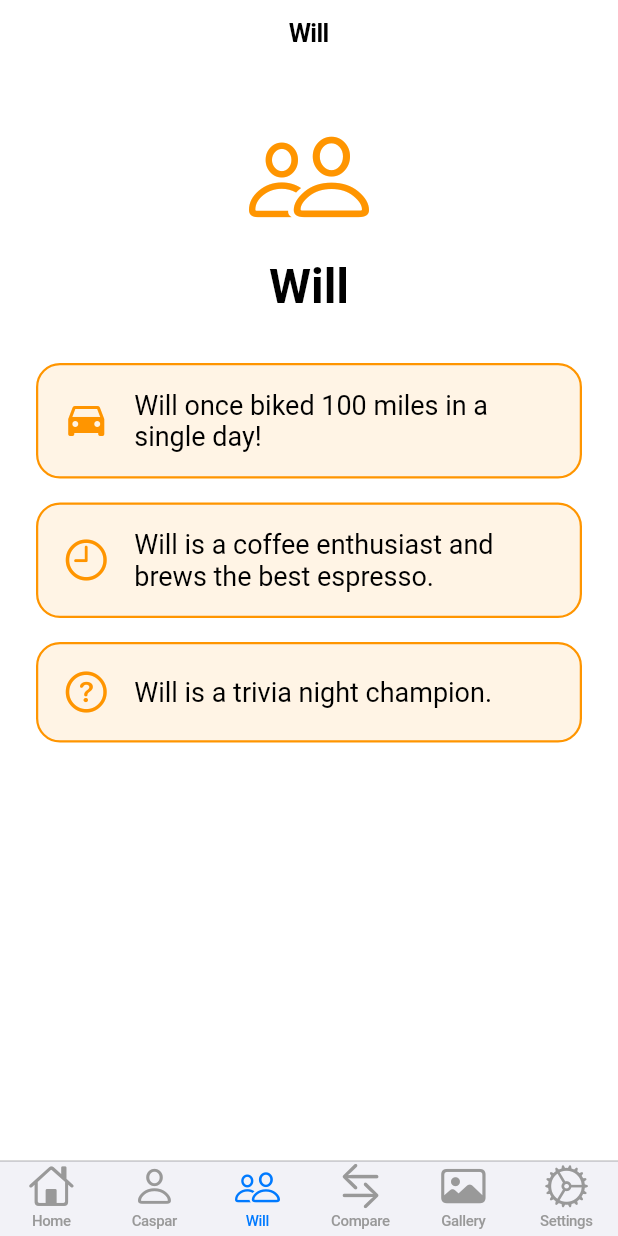
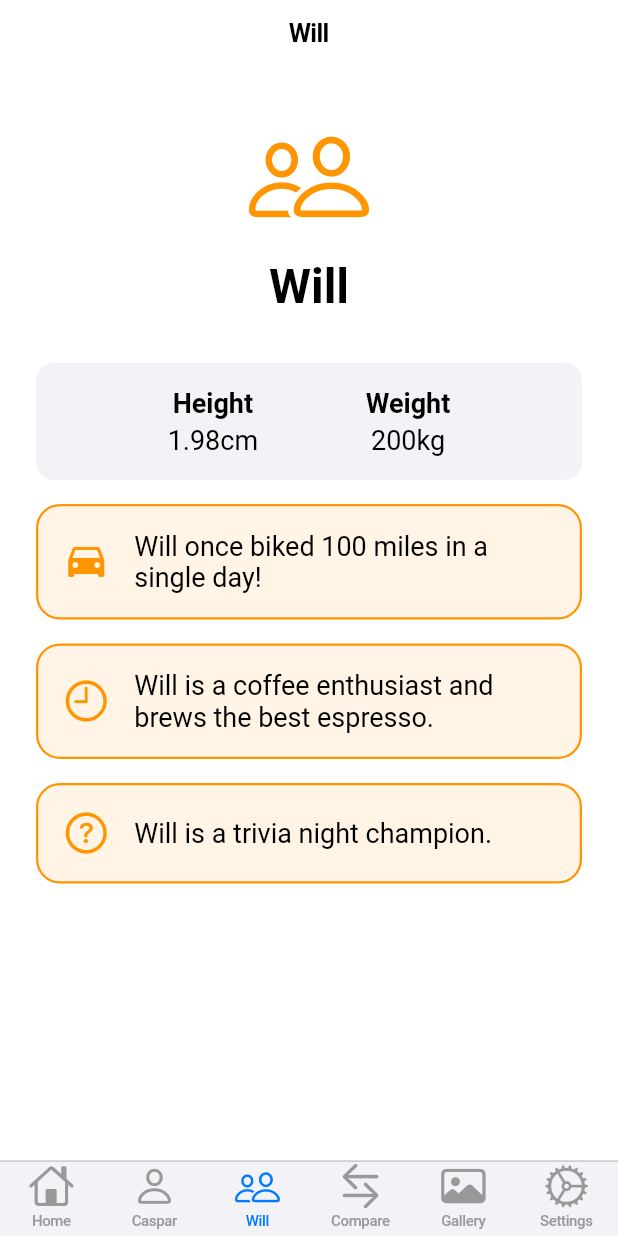
Before and after one commit to Felixburton7/quick_app, a Flutter app: the screen it shows after launch, item 3 of the bottom bar chosen, on a phone screen of 412 x 824 dp. Run offline on Flutter 3.47's test engine with Material 3 defaults, Android fonts, the phone set to English and light mode, and no system bars; our stand-ins replace flutter_card_swiper.

Commit message:
Add WillBioSection widget to will_page.dart with black font

```diff
--- a/quick_app/lib/pages/will_page.dart
+++ b/quick_app/lib/pages/will_page.dart
@@ -24,6 +24,7 @@ class WillPage extends StatelessWidget {
             ),
           ),
           SizedBox(height: 24),
+          WillBioSection(),
           FunFactCard(
             fact: "Will once biked 100 miles in a single day!",
             color: CupertinoColors.activeOrange,
@@ -44,3 +45,44 @@ class WillPage extends StatelessWidget {
     );
   }
 }
+
+class WillBioSection extends StatelessWidget {
+  @override
+  Widget build(BuildContext context) {
+    return Padding(
+      padding: const EdgeInsets.symmetric(horizontal: 24.0, vertical: 8.0),
+      child: Container(
+        decoration: BoxDecoration(
+          color: CupertinoColors.systemGrey6,
+          borderRadius: BorderRadius.circular(12),
+        ),
+        padding: const EdgeInsets.all(16.0),
+        child: Row(
+          mainAxisAlignment: MainAxisAlignment.spaceEvenly,
+          children: [
+            Column(
+              children: [
+                Text(
+                  'Height',
+                  style: CupertinoTheme.of(context).textTheme.textStyle.copyWith(fontWeight: FontWeight.bold, color: CupertinoColors.black),
+                ),
+                SizedBox(height: 4),
+                Text('1.98cm', style: TextStyle(color: CupertinoColors.black)),
+              ],
+            ),
+            Column(
+              children: [
+                Text(
+                  'Weight',
+                  style: CupertinoTheme.of(context).textTheme.textStyle.copyWith(fontWeight: FontWeight.bold, color: CupertinoColors.black),
+                ),
+                SizedBox(height: 4),
+                Text('200kg', style: TextStyle(color: CupertinoColors.black)),
+              ],
+            ),
+          ],
+        ),
+      ),
+    );
+  }
+}
```
